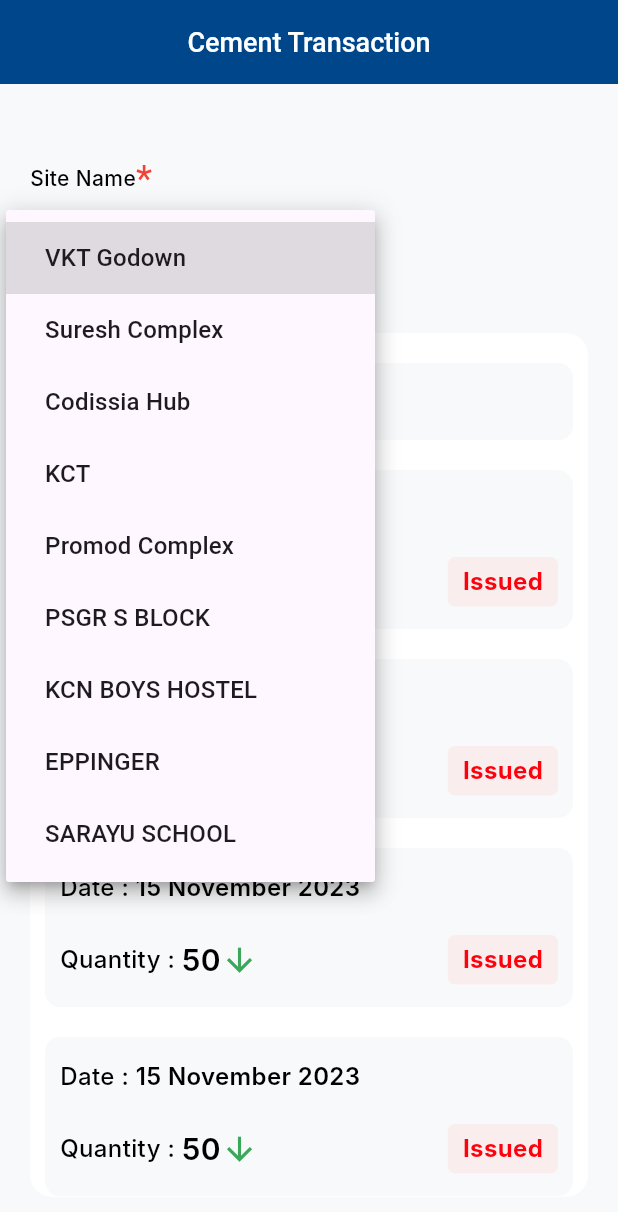
After one commit to NigilDharsan/Vcpl, a Flutter app: the Cement_Transaction screen opened directly, after a tap on "Site Name", on a phone screen of 412 x 824 dp. The commit adds this screen. Shown: the top 1212 px of the screen. Run offline on Flutter 3.47's test engine with Material 2 defaults, Android fonts, the phone set to English and light mode, and no system bars; our stand-ins replace flutter_svg; Roboto replaces fonts that are missing (Inter).

Commit message:
Working on Transaction

```diff
--- a/lib/Src/Common_Widgets/Custom_App_Bar.dart
+++ b/lib/Src/Common_Widgets/Custom_App_Bar.dart
@@ -4,13 +4,12 @@ import '../utilits/Common_Colors.dart';
 import '../utilits/Text_Style.dart';
 
 
-
 class Custom_AppBar extends StatefulWidget implements PreferredSizeWidget {
   String? title;
   bool? isNav;
-
+  bool? isBlue;
   List<Widget>? actions;
-  Custom_AppBar({Key? key, required this.title,required this.actions,required this.isNav})
+  Custom_AppBar({Key? key, required this.title,required this.actions,required this.isBlue,required this.isNav})
       : preferredSize = Size.fromHeight(kToolbarHeight),
         super(key: key);
   @override
@@ -24,7 +23,7 @@ class _CustomAppBarState extends State<Custom_AppBar> {
     return
       AppBar(
         primary: true,
-        backgroundColor:white3,
+        backgroundColor:widget.isBlue==true?blue3:white1,
         automaticallyImplyLeading: false,
         elevation: 0,
         systemOverlayStyle: SystemUiOverlayStyle(
@@ -34,12 +33,12 @@ class _CustomAppBarState extends State<Custom_AppBar> {
         ),
 
         leading: widget.isNav==true?InkWell(
-          onTap: ()=>Navigator.pop(context),
-            child: Icon(Icons.arrow_back_ios,color:blue3,)):null,
+            onTap: ()=>Navigator.pop(context),
+            child: Icon(Icons.arrow_back_ios,color: widget.isBlue==true?white1:blue3,)):null,
         centerTitle: true,
         actions:widget.actions,
         title: Text(widget.title.toString(),
-          style:appTitle,
+          style:widget.isBlue==true?appTitle2:appTitle,
         ),
 
       );
--- a/lib/Src/Common_Widgets/Text_Form_Field.dart
+++ b/lib/Src/Common_Widgets/Text_Form_Field.dart
@@ -71,11 +71,11 @@ Widget textFormField2(
           ),
           border: OutlineInputBorder(
             borderRadius: BorderRadius.circular(5),
-            borderSide: BorderSide(color: black6),
+            borderSide: BorderSide(color: white1),
           ),
           enabledBorder: OutlineInputBorder(
             borderRadius: BorderRadius.circular(5),
-            borderSide: BorderSide(color: black6),
+            borderSide: BorderSide(color: white1),
           ),
           fillColor: white1,
           filled: true,
@@ -250,15 +250,16 @@ Widget textFormFieldSearchBar(
           hintStyle: phoneHT,
           border: OutlineInputBorder(
             borderRadius: BorderRadius.circular(10),
-            borderSide: BorderSide(color: white2),
+            borderSide: BorderSide(color: white3),
           ),
           enabledBorder: OutlineInputBorder(
             borderRadius: BorderRadius.circular(10),
-            borderSide: BorderSide(color: white2),
+            borderSide: BorderSide(color: white3),
           ),
           fillColor: white3,
           filled: true,
           prefixIcon: Icon(Icons.search,size: 24,color: grey2,),
+          suffix: Icon(Icons.filter_list,size: 24,color: Colors.black,)
         ),
 
         onChanged: onChanged,
@@ -341,7 +342,9 @@ Widget collegeRowTitle(String pathPNG, String companyName,
 
 
 //DropDownExperience
-Widget dropDownField(context,{required String? value,required List<String>? listValue,required void Function(String?)? onChanged}){
+Widget dropDownField(context,{
+  required String? value,required List<String>? listValue,
+  required void Function(String?)? onChanged,required String hint}){
   return  Container(
     height: 50,
     width: MediaQuery.of(context).size.width,
@@ -350,6 +353,10 @@ Widget dropDownField(context,{required String? value,required List<String>? list
         color: white1
     ),
     child:  DropdownButtonFormField<String>(
+      hint:Padding(
+        padding: const EdgeInsets.only(left: 10),
+        child: Text(hint,style: phoneHT,),
+      ) ,
       value: value,
       isExpanded: true,
       decoration:
--- a/lib/Src/Home_Dashboard_Ui/Home_Dashboard_Screen.dart
+++ b/lib/Src/Home_Dashboard_Ui/Home_Dashboard_Screen.dart
@@ -26,7 +26,7 @@ class _Home_Dashboard_ScreenState extends State<Home_Dashboard_Screen> {
             child: Icon(Icons.person,size: 20,),
           ),
         ),
-      ],isNav: null,),
+      ],isNav: null, isBlue: true,),
       body: Padding(
         padding: const EdgeInsets.only(left: 20,right: 20),
         child: Column(
--- /dev/null
+++ b/lib/Src/Transaction_Ui/Transaction_Screen.dart
@@ -0,0 +1,155 @@
+import 'package:flutter/material.dart';
+import 'package:vcpl/Src/Common_Widgets/Custom_App_Bar.dart';
+import 'package:vcpl/Src/Common_Widgets/Text_Form_Field.dart';
+import 'package:vcpl/Src/Utilits/Common_Colors.dart';
+import 'package:vcpl/Src/Utilits/Text_Style.dart';
+
+class Cement_Transaction extends StatefulWidget {
+  const Cement_Transaction({super.key});
+
+  @override
+  State<Cement_Transaction> createState() => _Cement_TransactionState();
+}
+
+class _Cement_TransactionState extends State<Cement_Transaction> {
+  String? workTypeOption;
+  List<String> workTypeVal = [
+    "VKT Godown",
+    "Suresh Complex",
+    "Codissia Hub",
+    "KCT",
+    "Promod Complex",
+    "PSGR S BLOCK",
+    "KCN BOYS HOSTEL",
+    "EPPINGER",
+    "SARAYU SCHOOL",
+  ];
+
+  @override
+  Widget build(BuildContext context) {
+    return Scaffold(
+        backgroundColor: white3,
+        appBar: Custom_AppBar(title: 'Cement Transaction', actions: null,isNav: null, isBlue: true,),
+        body: Padding(
+          padding: const EdgeInsets.only(left: 20,right: 20),
+          child: Column(
+            mainAxisAlignment: MainAxisAlignment.start,
+          crossAxisAlignment: CrossAxisAlignment.start,
+          children: [
+            const SizedBox(height: 25,),
+            Title_Style(Title: 'Site Name', isStatus: true),
+            Container(
+              width: MediaQuery.of(context).size.width/2,
+              child: dropDownField(
+                context,
+                value: workTypeOption,
+                listValue: workTypeVal,
+                onChanged: (String? newValue) {
+                  setState(() {
+                    workTypeOption = newValue;
+                  });
+                }, hint: 'Site Name',
+              ),
+            ),
+
+            Container(
+              margin: EdgeInsets.only(top: 25,bottom: 20),
+              decoration: BoxDecoration(
+                borderRadius: BorderRadius.circular(15),
+                color: white1
+              ),
+              child: Padding(
+                padding: const EdgeInsets.only(left: 10,right: 10),
+                child: Column(
+                  children: [
+                    Padding(
+                      padding: const EdgeInsets.only(
+                          top: 20, bottom: 20),
+                      child: textFormFieldSearchBar(
+                        keyboardtype: TextInputType.text,
+                        hintText: "Search ...",
+                        Controller: null,
+                        validating: null,
+                        onChanged: null, onTap: () {  },
+                      ),
+                    ),
+                    Container(
+                      height: MediaQuery.of(context).size.height/1.7,
+                        child: SingleChildScrollView(
+                            child: Padding(
+                              padding: const EdgeInsets.only(bottom: 15),
+                              child: _cementHistoryList(context),
+                            ))),
+                  ],
+                ),
+              ),
+            ),
+
+          ],
+    ),
+        ),
+    );
+  }
+}
+
+Widget _cementHistoryList(context){
+  return ListView.builder(
+    itemCount: 5,
+    shrinkWrap: true,
+    scrollDirection: Axis.vertical,
+    physics: const NeverScrollableScrollPhysics(),
+    itemBuilder: (BuildContext context, int index) {
+      return     Container(
+        width: MediaQuery.of(context).size.width/1.5,
+        margin: EdgeInsets.only(bottom: 20,),
+        decoration: BoxDecoration(
+            borderRadius: BorderRadius.circular(10),
+            color: white3
+        ),
+        child: Padding(
+          padding: const EdgeInsets.only(left: 10,right: 10),
+          child: Column(
+            mainAxisAlignment: MainAxisAlignment.start,
+            crossAxisAlignment: CrossAxisAlignment.start,
+            children: [
+              Container(
+                  margin: EdgeInsets.only(top: 15,bottom: 20),
+                  alignment:Alignment.topLeft,
+                  child: Row(
+                    children: [
+                      Text('Date : ',style: cardDetailT,),
+                      Text('15 November 2023',style: DateT,),
+                    ],
+                  )),
+              Padding(
+                padding: const EdgeInsets.only(bottom: 15),
+                child: Row(
+                  mainAxisAlignment: MainAxisAlignment.start,
+                  crossAxisAlignment: CrossAxisAlignment.center,
+                  children: [
+                    Text('Quantity : ',style:cardDetailT ,),
+                    Center(child: Text('50',style: TBlack,)),
+                    Icon(Icons.arrow_downward_sharp,size: 25,color: green7,),
+
+                    const Spacer(),
+                    Container(
+                      alignment: Alignment.topLeft,
+                        decoration: BoxDecoration(
+                          borderRadius: BorderRadius.circular(5),
+                          color: pink3
+                        ),
+                        child: Padding(
+                          padding: const EdgeInsets.only(left: 10,right: 10,top: 5,bottom: 5),
+                          child: Text('Issued',style: red,),
+                        )),
+                  ],
+                ),
+              ),
+            ],
+          ),
+        ),
+      );
+
+    },);
+
+}
--- a/lib/Src/Utilits/Text_Style.dart
+++ b/lib/Src/Utilits/Text_Style.dart
@@ -4,6 +4,7 @@ import 'Common_Colors.dart';
 
 TextStyle LoginT=TextStyle( fontFamily: 'Roboto', fontSize: 24, color: Color.fromRGBO(52, 52, 52, 1), fontWeight: FontWeight.w700);
 TextStyle appTitle=TextStyle( fontFamily: 'Roboto', fontSize: 18, color: blue3, fontWeight: FontWeight.w700);
+TextStyle appTitleW=TextStyle( fontFamily: 'Roboto', fontSize: 18, color: blue3, fontWeight: FontWeight.w700);
 TextStyle appTitle2=TextStyle( fontFamily: 'Roboto', fontSize: 18, color: white1, fontWeight: FontWeight.w500);
 TextStyle notificationTitle=TextStyle( fontFamily: 'Nunito', fontSize: 16, color: blue3, fontWeight: FontWeight.w700);
 TextStyle ProuctT=TextStyle( fontFamily: 'Roboto', fontSize: 20, color: Color.fromRGBO(52, 52, 52, 1), fontWeight: FontWeight.w700);
@@ -21,12 +22,15 @@ TextStyle cardT=TextStyle( fontFamily: 'Inter', fontSize: 16, color: black5, fon
 TextStyle logintxt=TextStyle( fontFamily: 'Inter', fontSize: 20, color: Color.fromRGBO(0, 0, 0, 1), fontWeight: FontWeight.w700);
 TextStyle TitleT=TextStyle( fontFamily: 'Inter', fontSize: 24, color: Color.fromRGBO(0, 0, 0, 1), fontWeight: FontWeight.w700);
 TextStyle inboxcompany=TextStyle( fontFamily: 'Inter', fontSize: 18, color: Color.fromRGBO(0, 0, 0, 1), fontWeight: FontWeight.w500);
-TextStyle TBlack=TextStyle( fontFamily: 'Inter', fontSize: 20, color: Color.fromRGBO(0, 0, 0, 1), fontWeight: FontWeight.w500);
+TextStyle TBlack=TextStyle( fontFamily: 'Inter', fontSize: 20, color: Color.fromRGBO(0, 0, 0, 1), fontWeight: FontWeight.w600);
 TextStyle profileT=TextStyle( fontFamily: 'Inter', fontSize: 22, color: black6, fontWeight: FontWeight.w500);
 TextStyle appLoginT=TextStyle( fontFamily: 'Inter', fontSize: 22, color: black4, fontWeight: FontWeight.w500);
 TextStyle signUpT=TextStyle( fontFamily: 'Inter', fontSize: 12, color: blue1, fontWeight: FontWeight.w700);
 TextStyle richtext1=TextStyle( fontFamily: 'Inter', fontSize: 12, color: grey1, fontWeight: FontWeight.w500);
 TextStyle richtext2=TextStyle( fontFamily: 'Inter', fontSize: 12, color: blue3, fontWeight: FontWeight.w700);
+TextStyle Homegrey2 =TextStyle( fontFamily: 'Inter', fontSize: 16, color: Color.fromRGBO(121, 121, 121, 1), fontWeight: FontWeight.w500);
+TextStyle DateT =TextStyle( fontFamily: 'Inter', fontSize: 16, color: Color.fromRGBO(0, 0, 0, 1), fontWeight: FontWeight.w600);
+
 
 
 
@@ -78,6 +82,9 @@ TextStyle TaskT1=TextStyle( fontFamily: 'Inter', fontSize: 14, color:blue3, font
 TextStyle TaskT2=TextStyle( fontFamily: 'Inter', fontSize: 20, color:blue3, fontWeight: FontWeight.w700,);
 TextStyle offerT=TextStyle( fontFamily: 'Inter', fontSize: 14, color:grey1, fontWeight: FontWeight.w600,);
 
+TextStyle green=TextStyle( fontFamily: 'Inter', fontSize: 14, color: Color.fromRGBO(61, 186, 40, 1), fontWeight: FontWeight.w500);
+TextStyle blue=TextStyle( fontFamily: 'Inter', fontSize: 14, color: Color.fromRGBO(0, 160, 226, 1), fontWeight: FontWeight.w500);
+TextStyle red=TextStyle( fontFamily: 'Inter', fontSize: 16, color: Color.fromRGBO(255, 0, 13, 1), fontWeight: FontWeight.w700);
 
 
 
```
